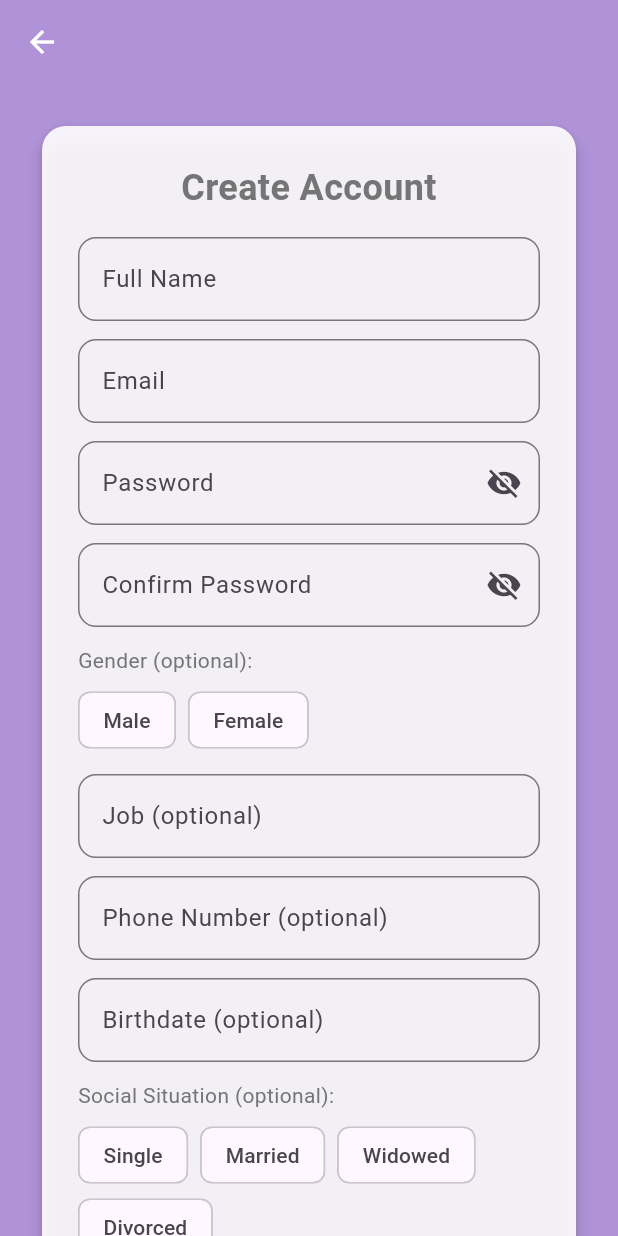
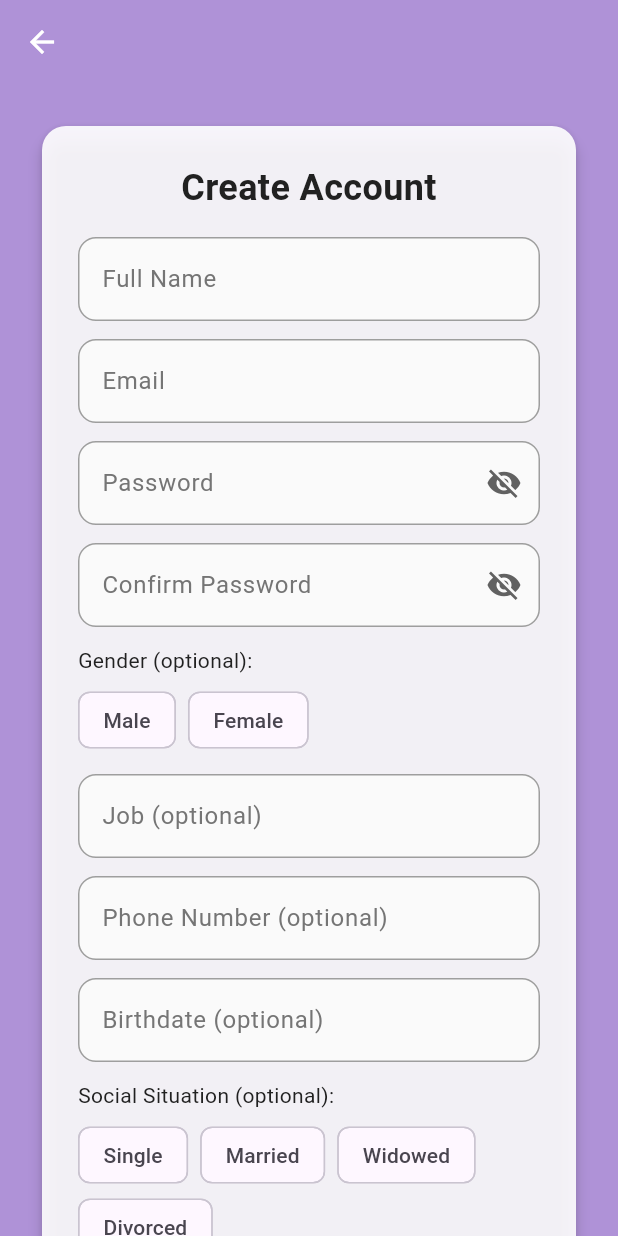
Before and after one commit to JADDOU3/Social-Media-App, a Flutter app: the screen it shows after launch, after a tap on "Login", after a tap on "Create new account", on a phone screen of 412 x 824 dp. Run offline on Flutter 3.47's test engine with Material 3 defaults, Android fonts, the phone set to English and light mode, and no system bars; our stand-ins replace dio, flutter_secure_storage, go_router, image_picker, pretty_dio_logger; accounts and stored records are empty.

Commit message:
sign in and sign up
made some changes

```diff
--- a/frontend/lib/screens/login_screen.dart
+++ b/frontend/lib/screens/login_screen.dart
@@ -8,6 +8,7 @@ import '../utils/validators.dart';
 import '../widgets/password_field.dart';
 import '../widgets/custom_text_field.dart';
 import '../utils/snackbar_utils.dart';
+import '../utils/app_color.dart';
 
 class LoginScreen extends StatefulWidget {
   const LoginScreen({super.key});
@@ -22,8 +23,6 @@ class _LoginScreenState extends State<LoginScreen> {
   final _passwordController = TextEditingController();
   bool _loading = false;
   bool _staySignedIn = false;
-
-  static const Color primary = Color(0xFFAF92D7);
 
   Future<void> _onSubmit() async {
     if (!_formKey.currentState!.validate()) return;
@@ -53,12 +52,12 @@ class _LoginScreenState extends State<LoginScreen> {
   @override
   Widget build(BuildContext context) {
     return Scaffold(
-      backgroundColor: primary,
+      backgroundColor: AppColors.primary,
       body: Center(
         child: SingleChildScrollView(
           padding: const EdgeInsets.all(24),
           child: Card(
-            color: Colors.white,
+            color: AppColors.lightCardBackground,
             elevation: 8,
             shape: RoundedRectangleBorder(
               borderRadius: BorderRadius.circular(20),
@@ -75,47 +74,43 @@ class _LoginScreenState extends State<LoginScreen> {
                       style: TextStyle(
                         fontSize: 26,
                         fontWeight: FontWeight.bold,
-                        color: Colors.black87,
+                        color: AppColors.lightTextPrimary,
                       ),
                     ),
                     const SizedBox(height: 24),
-
                     CustomTextField(
                       controller: _emailController,
                       label: "Email",
                       validator: Validators.validateEmail,
                       keyboardType: TextInputType.emailAddress,
                     ),
-
                     const SizedBox(height: 16),
-
                     PasswordField(
                       controller: _passwordController,
                       label: "Password",
                       validator: Validators.validatePassword,
                     ),
-
                     const SizedBox(height: 12),
-
                     Row(
                       children: [
                         Checkbox(
                           value: _staySignedIn,
                           onChanged: (v) =>
                               setState(() => _staySignedIn = v ?? false),
-                          activeColor: primary,
+                          activeColor: AppColors.primary,
                         ),
-                        const Text("Stay signed in"),
+                        const Text(
+                          "Stay signed in",
+                          style: TextStyle(color: AppColors.lightTextPrimary),
+                        ),
                       ],
                     ),
-
                     const SizedBox(height: 20),
-
                     SizedBox(
                       width: double.infinity,
                       child: ElevatedButton(
                         style: ElevatedButton.styleFrom(
-                          backgroundColor: primary,
+                          backgroundColor: AppColors.primary,
                           padding: const EdgeInsets.symmetric(vertical: 14),
                           shape: RoundedRectangleBorder(
                             borderRadius: BorderRadius.circular(12),
@@ -134,15 +129,13 @@ class _LoginScreenState extends State<LoginScreen> {
                         ),
                       ),
                     ),
-
                     const SizedBox(height: 16),
-
                     TextButton(
                       onPressed: () => context.push('/signup'),
                       child: Text(
                         "Create new account",
                         style: TextStyle(
-                          color: primary,
+                          color: AppColors.primary,
                           fontWeight: FontWeight.w600,
                         ),
                       ),
--- a/frontend/lib/screens/signup_screen.dart
+++ b/frontend/lib/screens/signup_screen.dart
@@ -8,6 +8,7 @@ import '../utils/validators.dart';
 import '../widgets/password_field.dart';
 import '../widgets/custom_text_field.dart';
 import '../utils/snackbar_utils.dart';
+import '../utils/app_color.dart';
 
 class SignUpScreen extends StatefulWidget {
   const SignUpScreen({super.key});
@@ -94,9 +95,9 @@ class _SignUpScreenState extends State<SignUpScreen> {
     final authService = AuthService(apiService, localStorage);
 
     return Scaffold(
-      backgroundColor: const Color(0xFFAF92D7),
+      backgroundColor: AppColors.primary,
       appBar: AppBar(
-        backgroundColor: const Color(0xFFAF92D7),
+        backgroundColor: AppColors.primary,
         elevation: 0,
         leading: IconButton(
           icon: const Icon(Icons.arrow_back, color: Colors.white),
@@ -107,7 +108,7 @@ class _SignUpScreenState extends State<SignUpScreen> {
         child: SingleChildScrollView(
           padding: const EdgeInsets.all(24),
           child: Card(
-            color: Colors.white.withOpacity(0.9),
+            color: AppColors.lightCardBackground.withOpacity(0.9),
             elevation: 4,
             shape: RoundedRectangleBorder(borderRadius: BorderRadius.circular(16)),
             child: Padding(
@@ -119,7 +120,11 @@ class _SignUpScreenState extends State<SignUpScreen> {
                   children: [
                     const Text(
                       "Create Account",
-                      style: TextStyle(fontSize: 24, fontWeight: FontWeight.bold),
+                      style: TextStyle(
+                        fontSize: 24,
+                        fontWeight: FontWeight.bold,
+                        color: AppColors.lightTextPrimary,
+                      ),
                       textAlign: TextAlign.center,
                     ),
                     const SizedBox(height: 16),
@@ -132,20 +137,26 @@ class _SignUpScreenState extends State<SignUpScreen> {
                     CustomTextField(
                       controller: _email,
                       label: "Email",
-                        validator: Validators.validateEmail),
+                      validator: Validators.validateEmail,
+                    ),
                     const SizedBox(height: 12),
                     PasswordField(
                       controller: _password,
                       label: "Password",
-                        validator: Validators.validatePassword),
+                      validator: Validators.validatePassword,
+                    ),
                     const SizedBox(height: 12),
                     PasswordField(
                       controller: _confirm,
                       label: "Confirm Password",
                       validator: (v) =>
-                            Validators.validateConfirmPassword(_password.text, v)),
+                          Validators.validateConfirmPassword(_password.text, v),
+                    ),
                     const SizedBox(height: 12),
-                    const Text("Gender (optional):"),
+                    const Text(
+                      "Gender (optional):",
+                      style: TextStyle(color: AppColors.lightTextPrimary),
+                    ),
                     const SizedBox(height: 6),
                     Wrap(
                       spacing: 8,
@@ -155,14 +166,14 @@ class _SignUpScreenState extends State<SignUpScreen> {
                           selected: _selectedGender == "Male",
                           onSelected: (v) =>
                               setState(() => _selectedGender = v ? "Male" : null),
-                          selectedColor: const Color(0xFFAF92D7).withOpacity(0.3),
+                          selectedColor: AppColors.primary.withOpacity(0.3),
                         ),
                         ChoiceChip(
                           label: const Text("Female"),
                           selected: _selectedGender == "Female",
                           onSelected: (v) =>
                               setState(() => _selectedGender = v ? "Female" : null),
-                          selectedColor: const Color(0xFFAF92D7).withOpacity(0.3),
+                          selectedColor: AppColors.primary.withOpacity(0.3),
                         ),
                       ],
                     ),
@@ -175,24 +186,27 @@ class _SignUpScreenState extends State<SignUpScreen> {
                       onTap: _selectDate,
                       child: AbsorbPointer(
                         child: CustomTextField(
-                            controller: _birthdate, label: "Birthdate (optional)"),
+                          controller: _birthdate,
+                          label: "Birthdate (optional)",
+                        ),
                       ),
                     ),
                     const SizedBox(height: 12),
-                    const Text("Social Situation (optional):"),
+                    const Text(
+                      "Social Situation (optional):",
+                      style: TextStyle(color: AppColors.lightTextPrimary),
+                    ),
                     const SizedBox(height: 6),
                     Wrap(
                       spacing: 8,
                       children: [
-                        for (var status
-                        in ["Single", "Married", "Widowed", "Divorced"])
+                        for (var status in ["Single", "Married", "Widowed", "Divorced"])
                           ChoiceChip(
                             label: Text(status),
                             selected: _selectedSocialSituation == status,
                             onSelected: (v) => setState(() =>
                             _selectedSocialSituation = v ? status : null),
-                            selectedColor:
-                            const Color(0xFFAF92D7).withOpacity(0.3),
+                            selectedColor: AppColors.primary.withOpacity(0.3),
                           ),
                       ],
                     ),
@@ -200,7 +214,7 @@ class _SignUpScreenState extends State<SignUpScreen> {
                     ElevatedButton(
                       onPressed: _loading ? null : () => _handleRegister(authService),
                       style: ElevatedButton.styleFrom(
-                        backgroundColor: const Color(0xFFAF92D7),
+                        backgroundColor: AppColors.primary,
                         foregroundColor: Colors.white,
                         padding: const EdgeInsets.symmetric(vertical: 14),
                         shape: RoundedRectangleBorder(
--- a/frontend/lib/widgets/custom_text_field.dart
+++ b/frontend/lib/widgets/custom_text_field.dart
@@ -1,28 +1,72 @@
 import 'package:flutter/material.dart';
+import '../utils/app_color.dart';
 
 class CustomTextField extends StatelessWidget {
   final TextEditingController controller;
   final String label;
   final String? Function(String?)? validator;
-  final TextInputType keyboardType;
+  final TextInputType? keyboardType;
+  final bool obscureText;
+  final Widget? suffixIcon;
 
   const CustomTextField({
     super.key,
     required this.controller,
     required this.label,
     this.validator,
-    this.keyboardType = TextInputType.text,
+    this.keyboardType,
+    this.obscureText = false,
+    this.suffixIcon,
   });
 
   @override
   Widget build(BuildContext context) {
     return TextFormField(
       controller: controller,
+      obscureText: obscureText,
+      keyboardType: keyboardType,
       validator: validator,
-      keyboardType: keyboardType,
+      style: const TextStyle(
+        color: AppColors.lightTextPrimary,
+      ),
       decoration: InputDecoration(
         labelText: label,
-        border: OutlineInputBorder(borderRadius: BorderRadius.circular(12)),
+        labelStyle: const TextStyle(
+          color: AppColors.lightTextSecondary,
+        ),
+        filled: true,
+        fillColor: Colors.grey[50],
+        border: OutlineInputBorder(
+          borderRadius: BorderRadius.circular(12),
+          borderSide: BorderSide.none,
+        ),
+        enabledBorder: OutlineInputBorder(
+          borderRadius: BorderRadius.circular(12),
+          borderSide: const BorderSide(
+            color: Colors.grey,
+          ),
+        ),
+        focusedBorder: OutlineInputBorder(
+          borderRadius: BorderRadius.circular(12),
+          borderSide: BorderSide(
+            color: AppColors.primary,
+            width: 2,
+          ),
+        ),
+        errorBorder: OutlineInputBorder(
+          borderRadius: BorderRadius.circular(12),
+          borderSide: const BorderSide(
+            color: AppColors.error,
+          ),
+        ),
+        focusedErrorBorder: OutlineInputBorder(
+          borderRadius: BorderRadius.circular(12),
+          borderSide: const BorderSide(
+            color: AppColors.error,
+            width: 2,
+          ),
+        ),
+        suffixIcon: suffixIcon,
       ),
     );
   }
--- a/frontend/lib/widgets/password_field.dart
+++ b/frontend/lib/widgets/password_field.dart
@@ -1,4 +1,6 @@
 import 'package:flutter/material.dart';
+import 'custom_text_field.dart';
+import '../utils/app_color.dart';
 
 class PasswordField extends StatefulWidget {
   final TextEditingController controller;
@@ -21,17 +23,17 @@ class _PasswordFieldState extends State<PasswordField> {
 
   @override
   Widget build(BuildContext context) {
-    return TextFormField(
+    return CustomTextField(
       controller: widget.controller,
+      label: widget.label,
+      validator: widget.validator,
       obscureText: _obscure,
-      validator: widget.validator,
-      decoration: InputDecoration(
-        labelText: widget.label,
-        border: OutlineInputBorder(borderRadius: BorderRadius.circular(12)),
-        suffixIcon: IconButton(
-          icon: Icon(_obscure ? Icons.visibility_off : Icons.visibility),
-          onPressed: () => setState(() => _obscure = !_obscure),
+      suffixIcon: IconButton(
+        icon: Icon(
+          _obscure ? Icons.visibility_off : Icons.visibility,
+          color: AppColors.lightIconGray,
         ),
+        onPressed: () => setState(() => _obscure = !_obscure),
       ),
     );
   }
```
Lines whose indentation alone changed are shown as unchanged.
